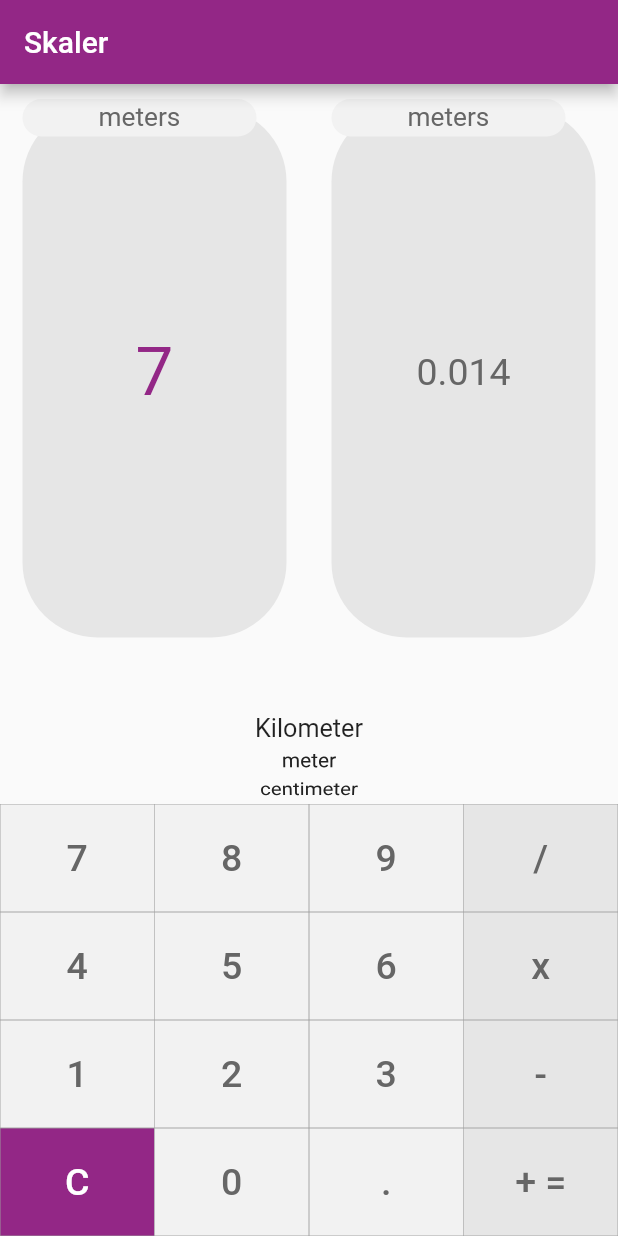
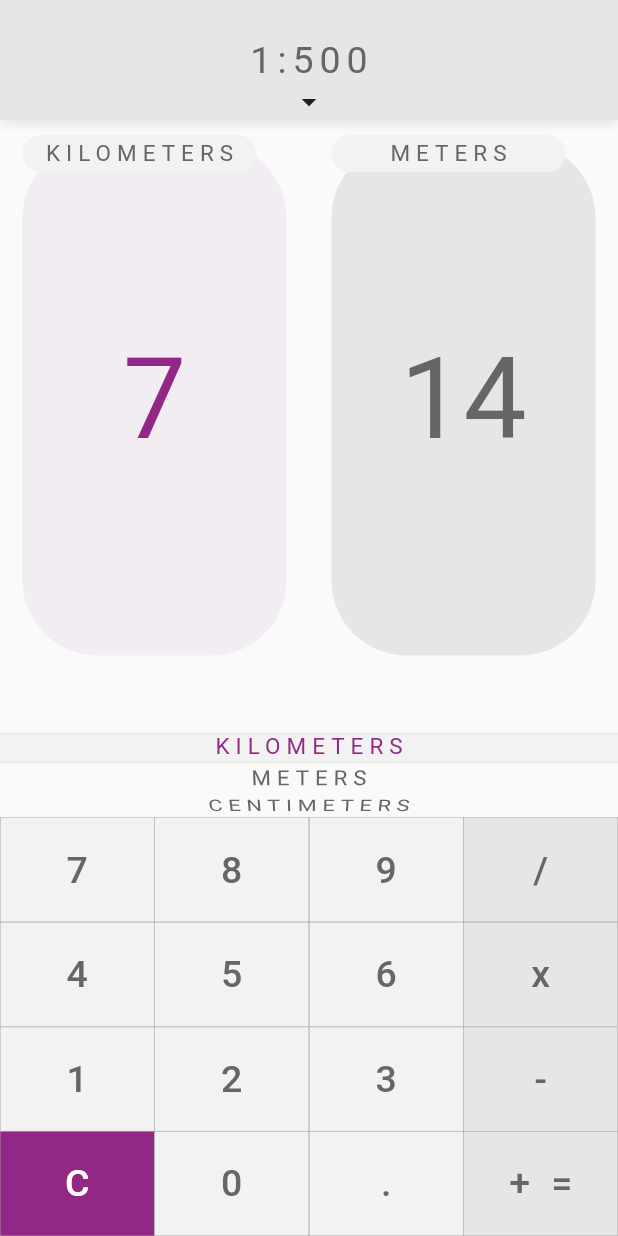
Before and after one commit to TomBursch/Skaler, a Flutter app: the screen it shows after launch, after a tap on an icon or button, on a phone screen of 412 x 824 dp. Run offline on Flutter 3.47's test engine with Material 2 defaults, Android fonts, the phone set to English and light mode, and no system bars; Roboto replaces fonts that are missing (Century Gothic).

Commit message:
Update App Style ans Structure

```diff
--- a/skaler/lib/app.dart
+++ b/skaler/lib/app.dart
@@ -1,6 +1,5 @@
 import 'package:flutter/material.dart';
 
-import 'package:skaler/models/models.dart';
 import 'views/views.dart';
 import 'package:skaler/styles/styles.dart';
 
@@ -11,116 +10,8 @@ class SkalerApp extends StatelessWidget {
     return MaterialApp(
       title: 'Skaler',
       theme: SkalerThemes.appTheme,
-      home: HomePage(title: 'Skaler'),
+      home: HomePage(),
+      debugShowCheckedModeBanner: false,
     );
   }
 }
-
-class HomePage extends StatefulWidget {
-  final String title;
-
-  HomePage({Key key, this.title}) : super(key: key);
-
-  @override
-  _HomePageState createState() => _HomePageState();
-}
-
-class _HomePageState extends State<HomePage> {
-  ConversionValue baseValue = ConversionValue();
-  ConversionValue scaledValue = ConversionValue();
-  bool isBaseSelected = true;
-
-  @override
-  Widget build(BuildContext context) {
-    return Scaffold(
-      appBar: AppBar(
-        title: Text(widget.title),
-      ),
-      body: Column(children: <Widget>[
-        Expanded(
-          flex: 4,
-          child: Row(children: <Widget>[
-            Expanded(
-              child: ValueView(
-                id: 0,
-                value: baseValue,
-                isSelected: isBaseSelected,
-                onTap: valueViewSelect,
-              ),
-            ),
-            Expanded(
-              child: ValueView(
-                id: 1,
-                value: scaledValue,
-                isSelected: !isBaseSelected,
-                onTap: valueViewSelect,
-              ),
-            )
-          ],),
-        ),
-        Expanded(
-          flex: 1,
-          child: UnitSelector()
-        ),
-        Expanded(
-          flex: 3,
-          child: Keypad(
-            onEnter: input,
-          )
-        )
-      ],)
-    );
-  }
-
-  void input(Operations op, {int value}){
-    if(op != null){
-      switch(op){
-        case Operations.add:
-        setState(() {
-         _convert();
-        });
-        break;
-        case Operations.multiply:
-        break;
-        case Operations.substract:
-        break;
-        case Operations.divide:
-        break;
-        case Operations.decimal:
-        break;
-        case Operations.clear:
-        setState(() {
-         _getSelectedValue().value = 0;
-         _convert();
-        });
-        break;
-        case Operations.number:
-        setState(() {
-         _getSelectedValue().shiftAddNumber(value);
-         _convert();
-        });
-        break;
-      }
-    }
-  }
-
-  void valueViewSelect(int id){
-    setState(() {
-     isBaseSelected = id==0;
-     _getSelectedValue().value = 0;
-     _convert();
-    });
-  }
-
-  void _convert(){
-    _getNotSelectedValue().convertFrom(_getSelectedValue(), isBaseSelected?1/500:500);
-  }
-
-  ConversionValue _getSelectedValue(){
-    return isBaseSelected?baseValue:scaledValue;
-  }
-  ConversionValue _getNotSelectedValue(){
-    return !isBaseSelected?baseValue:scaledValue;
-  }
-
-}
--- a/skaler/lib/styles/styles.dart
+++ b/skaler/lib/styles/styles.dart
@@ -7,18 +7,22 @@ export 'themes.dart';
 abstract class SkalerStyles{
   static const TextStyle defaultTextStyle = TextStyle(
     color: SkalerColors.textDefault,
+    letterSpacing: 4,
     fontSize: 25,
     fontFamily: "Century Gothic",
   );
 
   static const TextStyle highlightTextStyle = TextStyle(
     color: SkalerColors.accentColor,
-    fontSize: 45,
+    letterSpacing: 4,
+    fontSize: 25,
     fontFamily: "Century Gothic",
+
   );
 
   static const TextStyle lightTextStyle = TextStyle(
     color: SkalerColors.textLight,
+    letterSpacing: 4,
     fontSize: 25,
     fontFamily: "Century Gothic",
   );
--- a/skaler/lib/styles/themes.dart
+++ b/skaler/lib/styles/themes.dart
@@ -3,7 +3,7 @@ import 'colors.dart';
 
 abstract class SkalerThemes{
   static ThemeData appTheme = ThemeData(
-    primaryColor: SkalerColors.accentColor,
+    primaryColor: SkalerColors.primaryColor,
     accentColor: SkalerColors.accentColor,
     backgroundColor: Colors.white,
     buttonTheme: defaultButtonTheme,
--- /dev/null
+++ b/skaler/lib/views/pages/converter.dart
@@ -0,0 +1,117 @@
+import 'package:flutter/material.dart';
+
+import 'package:skaler/models/models.dart';
+import 'package:skaler/views/views.dart';
+import 'package:skaler/styles/styles.dart';
+
+class Converter extends StatefulWidget {
+  final int scale;
+  Converter({Key key, this.scale: 500}) : super(key: key);
+
+  @override
+  _ConverterState createState() => _ConverterState();
+}
+
+class _ConverterState extends State<Converter> {
+  ConversionValue baseValue = ConversionValue();
+  ConversionValue scaledValue = ConversionValue();
+  bool isBaseSelected = true;
+
+  @override
+  Widget build(BuildContext context) {
+    return Column(children: <Widget>[
+      Expanded(
+        flex: 4,
+        child: Row(children: <Widget>[
+          Expanded(
+            child: ValueView(
+              id: 0,
+              value: baseValue,
+              isSelected: isBaseSelected,
+              onTap: valueViewSelect,
+            ),
+          ),
+          Expanded(
+            child: ValueView(
+              id: 1,
+              value: scaledValue,
+              isSelected: !isBaseSelected,
+              onTap: valueViewSelect,
+            ),
+          )
+        ],),
+      ),
+      Expanded(
+        flex: 1,
+        child: UnitSelector(
+          selectedUnit: _getSelectedValue().valueUnit,
+          onChanged: unitSelect,
+        )
+      ),
+      Expanded(
+        flex: 3,
+        child: Keypad(
+          onEnter: input,
+        )
+      )
+    ],);
+  }
+
+  void input(Operations op, {int value}){
+    if(op != null){
+      switch(op){
+        case Operations.add:
+        setState(() {
+         _convert();
+        });
+        break;
+        case Operations.multiply:
+        break;
+        case Operations.substract:
+        break;
+        case Operations.divide:
+        break;
+        case Operations.decimal:
+        break;
+        case Operations.clear:
+        setState(() {
+         _getSelectedValue().value = 0;
+         _convert();
+        });
+        break;
+        case Operations.number:
+        setState(() {
+         _getSelectedValue().shiftAddNumber(value);
+         _convert();
+        });
+        break;
+      }
+    }
+  }
+
+  void valueViewSelect(int id){
+    setState(() {
+     isBaseSelected = id==0;
+     _getSelectedValue().value = 0;
+     _convert();
+    });
+  }
+
+  void unitSelect(Unit u){
+    setState(() {
+     _getSelectedValue().valueUnit = u;
+     _convert();
+    });
+  }
+
+  void _convert(){
+    _getNotSelectedValue().convertFrom(_getSelectedValue(), isBaseSelected?1/widget.scale:widget.scale.toDouble());
+  }
+
+  ConversionValue _getSelectedValue(){
+    return isBaseSelected?baseValue:scaledValue;
+  }
+  ConversionValue _getNotSelectedValue(){
+    return !isBaseSelected?baseValue:scaledValue;
+  }
+}
--- /dev/null
+++ b/skaler/lib/views/pages/homepage.dart
@@ -0,0 +1,80 @@
+import 'package:flutter/material.dart';
+
+import 'package:skaler/models/models.dart';
+import 'package:skaler/views/views.dart';
+import 'package:skaler/styles/styles.dart';
+
+class HomePage extends StatefulWidget {
+
+  HomePage({Key key}) : super(key: key);
+
+  @override
+  _HomePageState createState() => _HomePageState();
+}
+
+class _HomePageState extends State<HomePage> {
+  int scale = 500;
+  double openPercentage = 0; //in 0-100
+
+  @override
+  Widget build(BuildContext context) {
+    return Scaffold(
+      body: Stack(
+        children: <Widget>[
+          Container(
+            child: Converter(scale: scale,),
+            margin: EdgeInsets.only(top: 80),
+          ),
+          AnimatedContainer(
+            decoration: BoxDecoration(
+              color: SkalerColors.primaryColor,
+              borderRadius: BorderRadius.vertical(bottom: Radius.circular(openPercentage*0.25)),
+              boxShadow: <BoxShadow>[
+                BoxShadow(
+                  color: Colors.black.withAlpha(openPercentage.toInt()+19),
+                  blurRadius: 4,
+                  spreadRadius: -1,
+                  offset: Offset(0, 4)
+                )
+              ]
+            ),
+            constraints: BoxConstraints.expand(height: openPercentage*5.20+80),
+            padding: EdgeInsets.only(top: 24),
+            alignment: Alignment(0, 0),
+            duration: Duration(milliseconds: 200),
+            curve: Curves.decelerate,
+            child: Column(
+              mainAxisAlignment: MainAxisAlignment.center,
+              children: <Widget>[
+                Expanded(child: (openPercentage==100.0)?Options():Center(child: Text("1:$scale", style: SkalerStyles.defaultTextStyle,))),
+                GestureDetector(
+                  onVerticalDragUpdate: _dragUpdate,
+                  onVerticalDragEnd: _dragEnd,
+                  child: Container(
+                    child: RotationTransition(child: Icon(Icons.arrow_drop_down), turns: AlwaysStoppedAnimation(openPercentage/200),),
+                    decoration: BoxDecoration(),
+                    constraints: BoxConstraints(minWidth: double.infinity),
+                ))
+              ],
+            ),
+          ),
+        ],
+      ),
+    );
+  }
+
+  void _dragUpdate(DragUpdateDetails drag){
+    setState(() {
+      _setHeight(drag.globalPosition.dy);
+    });
+  }
+  void _dragEnd(DragEndDetails drag){
+    double vel = drag.velocity.pixelsPerSecond.dy;
+    setState(() {
+     _setHeight((vel > 40 || (openPercentage*5.20+80 > 250 && vel > -5))?600:80);
+    });
+  }
+  void _setHeight(double h){
+    openPercentage = (h.clamp(80.0, 600.0)-80)/5.20;
+  }
+}
--- /dev/null
+++ b/skaler/lib/views/pages/options.dart
@@ -0,0 +1,36 @@
+import 'package:flutter/material.dart';
+
+import 'package:skaler/models/models.dart';
+import 'package:skaler/views/views.dart';
+import 'package:skaler/styles/styles.dart';
+
+class Options extends StatefulWidget {
+
+  Options({Key key}) : super(key: key);
+
+  @override
+  _OptionsState createState() => _OptionsState();
+}
+
+class _OptionsState extends State<Options>{
+
+  @override
+  Widget build(BuildContext context){
+    return Column(
+      children: <Widget>[
+        Row(
+          children: <Widget>[
+            IconButton(icon: Icon(Icons.settings), onPressed: _openSettings,),
+            Spacer(),
+            IconButton(icon: Icon(Icons.add),onPressed: null,),
+          ],
+        ),
+
+      ],
+    );
+  }
+
+  void _openSettings(){
+    Navigator.push(context, MaterialPageRoute(builder: (context) => Settings()));
+  }
+}
--- /dev/null
+++ b/skaler/lib/views/pages/settings.dart
@@ -0,0 +1,15 @@
+import 'package:flutter/material.dart';
+import 'package:skaler/styles/styles.dart';
+
+class Settings extends StatelessWidget{
+  @override
+  Widget build(BuildContext context){
+    return Scaffold(
+      appBar: AppBar(
+        centerTitle: true,
+        title: Text("SETTINGS", style: SkalerStyles.defaultTextStyle,),
+      ),
+      body: Text("Units: etc..."),
+    );
+  }
+}
--- a/skaler/lib/views/unitSelector.dart
+++ b/skaler/lib/views/unitSelector.dart
@@ -1,18 +1,69 @@
 import 'package:flutter/material.dart';
+import 'package:skaler/models/models.dart';
+import 'package:skaler/styles/styles.dart';
 
 class UnitSelector extends StatelessWidget{
+  final Unit selectedUnit;
+  final void Function(Unit op) onChanged;
+  final FixedExtentScrollController scrollController;
+
+  UnitSelector({Key key, this.selectedUnit: Unit.meters, this.onChanged}):scrollController = FixedExtentScrollController(initialItem: selectedUnit.index),super(key: key);
+
   @override
   Widget build(BuildContext context){
-    return ListWheelScrollView(
-      itemExtent: 20,
-      useMagnifier: true,
-      magnification: 1.2,
+    return Stack(
       children: <Widget>[
-        Text("Kilometer"),
-        Text("meter"),
-        Text("centimeter"),
-        Text("millimeter")
+        Center(child: Container(
+          decoration: BoxDecoration(
+            color: SkalerColors.primaryLightColor,
+            border: Border(
+              top: BorderSide(color: SkalerColors.primaryColor, width: .6),
+              bottom: BorderSide(color: SkalerColors.primaryColor, width: .6)
+            )
+          ),
+          constraints: BoxConstraints(maxHeight: 20),
+        )),
+        NotificationListener(
+          onNotification: _onNotification,
+          child: ListWheelScrollView(
+            itemExtent: 20,
+            physics: BouncingScrollPhysics(),
+            diameterRatio: 1.5,
+            children: _buildChildren(),
+            controller: scrollController,
+          ),
+        ),
       ],
     );
   }
+
+  List<Widget> _buildChildren(){
+    List<Widget> l = [];
+    for (Unit u in Unit.values) {
+      l.add(Text(
+        u.toString().split('.')[1].toUpperCase(),
+        style: selectedUnit == u?SkalerStyles.lightTextStyle.apply(color: SkalerColors.accentColor, fontSizeFactor: .6):SkalerStyles.lightTextStyle.apply(fontSizeFactor: .6),
+      ));
+    }
+    return l;
+  }
+
+  bool _onNotification(Notification notification){
+    if (notification is ScrollNotification) {
+      int index = (notification.metrics.pixels + 10) ~/ 20;
+
+      if(index >= 0 && index < Unit.values.length && index != selectedUnit.index){
+        onChanged(Unit.values[index]);
+      }
+      if(notification is UserScrollNotification && index >= 0 && index < Unit.values.length && notification.direction.index == 0){
+        _animateTo(selectedUnit.index);
+      }
+
+    }
+    return true;
+  }
+
+  void _animateTo(int index, {int durationMillis: 200}) {
+    scrollController.animateTo(index*20.0, duration: new Duration(milliseconds: durationMillis), curve: Curves.decelerate);
+  }
 }
--- a/skaler/lib/views/valueView.dart
+++ b/skaler/lib/views/valueView.dart
@@ -18,17 +18,21 @@ class ValueView extends StatelessWidget{
         children: <Widget>[
           Container(
             child: Center(
-              child: Text(_getValueString(), style: _getStyle()),
+              child: FittedBox(
+                child: Text(_getValueString(), style: _getStyle()),
+                fit: BoxFit.scaleDown,
+              ),
             ),
             decoration: BoxDecoration(
-              color: SkalerColors.primaryColor,
+              color: isSelected?SkalerColors.accentBackgroundColor:SkalerColors.primaryColor,
               borderRadius: BorderRadius.circular(50.0)
             ),
             constraints: BoxConstraints.expand(),
+            padding: EdgeInsets.all(5),
             margin: EdgeInsets.all(15),
           ),
           Container(
-            child: Center(child: Text((value==null)?"null":value.valueUnit.toString().split('.')[1], style: SkalerStyles.defaultTextStyle.apply(fontSizeFactor: 0.7))),
+            child: Center(child: Text((value==null)?"null":value.valueUnit.toString().split('.')[1].toUpperCase(), style: SkalerStyles.defaultTextStyle.apply(fontSizeFactor: 0.6))),
             decoration: BoxDecoration(
               color: SkalerColors.primaryLightColor,
               borderRadius: BorderRadius.circular(50.0)
@@ -46,6 +50,6 @@ class ValueView extends StatelessWidget{
     return value.value.toInt().toString();
   }
   TextStyle _getStyle(){
-    return isSelected?SkalerStyles.highlightTextStyle:SkalerStyles.defaultTextStyle;
+    return (isSelected?SkalerStyles.highlightTextStyle:SkalerStyles.defaultTextStyle).apply(letterSpacingDelta: -4, fontSizeFactor: 3);
   }
 }
--- a/skaler/lib/views/views.dart
+++ b/skaler/lib/views/views.dart
@@ -1,3 +1,7 @@
 export 'unitSelector.dart';
 export 'valueView.dart';
 export 'keypad/keypad.dart';
+export 'pages/homepage.dart';
+export 'pages/converter.dart';
+export 'pages/options.dart';
+export 'pages/settings.dart';
```
Also changed, not shown: skaler/pubspec.yaml (+13 -8 lines), skaler/fonts/GOTHIC.TTF (added), skaler/fonts/GOTHICB.TTF (added), skaler/fonts/GOTHICBI.TTF (added), skaler/fonts/GOTHICI.TTF (added).
